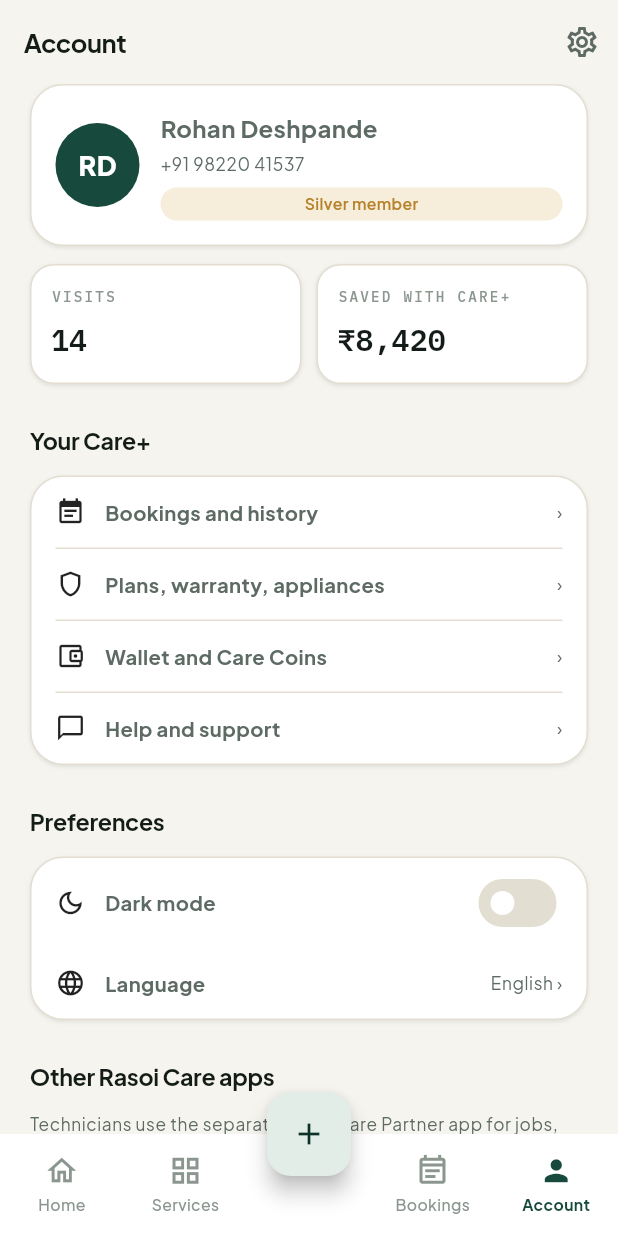
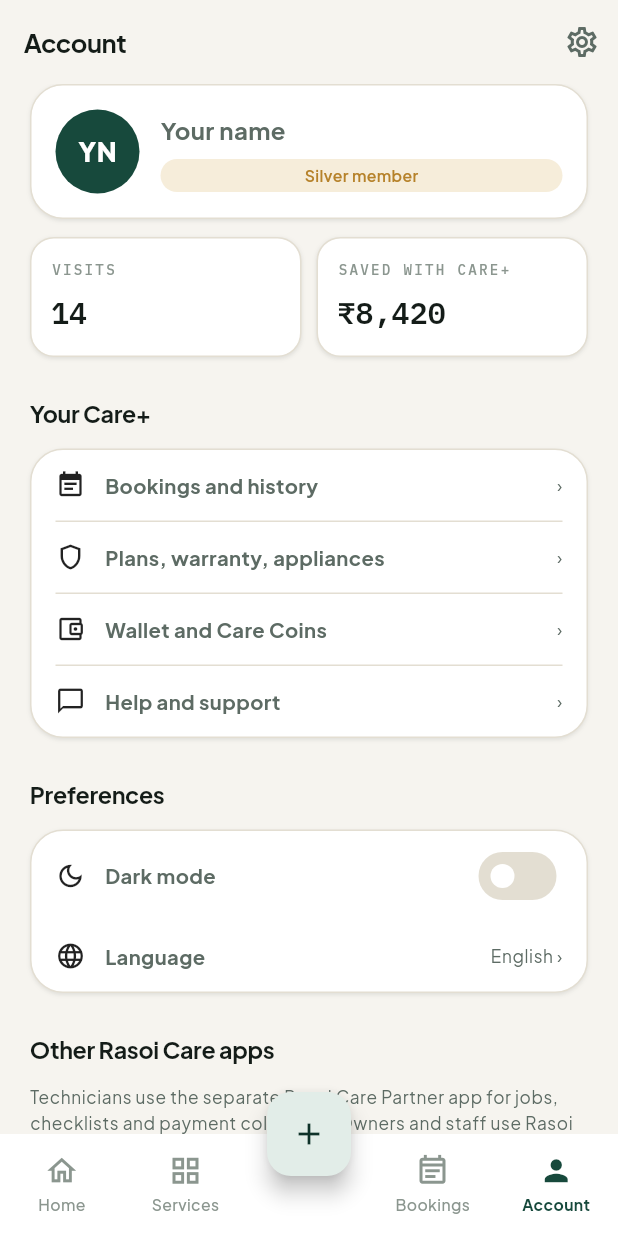
Before and after one commit to ankitchouria-oss/Rasoi-care, a Flutter app: the AccountScreen screen opened by its route, on a phone screen of 412 x 824 dp. Run offline on Flutter 3.47's test engine with Material 3 defaults, Android fonts, the phone set to English and light mode, and no system bars; our stand-ins replace cloud_firestore, firebase_auth, firebase_core, flutter_riverpod, geolocator, go_router and 5 more; missing offline and left inert: smart_auth; accounts and stored records are empty.

Commit message:
Show the real signed-in profile on the Account screen
AccountScreen hardcoded "Rohan Deshpande" / "+91 98220 41537" — so
whatever a customer entered on the registration screen (name, phone,
address) was saved to Firestore but never reflected back anywhere in
the app. Added UserProfileService.watchProfile() (a live stream of the
users/{uid} doc, falling back to Firebase Auth's own displayName/
email/phoneNumber) and wired the Account screen's header card to it,
including the previously-unshown address and avatar initials.

```diff
--- a/careplus_flutter/lib/features/account/account_screens.dart
+++ b/careplus_flutter/lib/features/account/account_screens.dart
@@ -7,6 +7,7 @@ import '../../core/theme/care_plus_theme.dart';
 import '../../data/models.dart';
 import '../../state/providers.dart';
 import '../../state/auth_providers.dart';
+import '../../state/firestore_providers.dart';
 
 // ============================================================ BOOKINGS
 class BookingsScreen extends ConsumerStatefulWidget {
@@ -148,6 +149,15 @@ class AccountScreen extends ConsumerWidget {
   @override
   Widget build(BuildContext context, WidgetRef ref) {
     final mode = ref.watch(themeModeProvider);
+    final profile = ref.watch(userProfileStreamProvider).valueOrNull;
+    final isMock = ref.read(authFlowProvider.notifier).isMock;
+    final name = (profile?.name.isNotEmpty ?? false)
+        ? profile!.name
+        : (isMock ? 'Rohan Deshpande' : 'Your name');
+    final phone = (profile?.phone.isNotEmpty ?? false)
+        ? _formatIndianPhone(profile!.phone)
+        : (isMock ? '+91 98220 41537' : '');
+    final address = profile?.address ?? '';
     return Scaffold(
       appBar: AppBar(
         title: const Text('Account'),
@@ -160,16 +170,23 @@ class AccountScreen extends ConsumerWidget {
           children: [
             CareCard(
               child: Row(children: [
-                Blob('RD', size: 56, bg: context.scheme.primary, fg: context.scheme.onPrimary),
+                Blob(_initialsOf(name),
+                    size: 56, bg: context.scheme.primary, fg: context.scheme.onPrimary),
                 const SizedBox(width: 14),
                 Expanded(
                   child: Column(
                     crossAxisAlignment: CrossAxisAlignment.start,
                     children: [
-                      Text('Rohan Deshpande',
+                      Text(name,
                           style: const TextStyle(fontSize: 16, fontWeight: FontWeight.w700)),
-                      const SizedBox(height: 3),
-                      Text('+91 98220 41537', style: context.type.bodySmall),
+                      if (phone.isNotEmpty) ...[
+                        const SizedBox(height: 3),
+                        Text(phone, style: context.type.bodySmall),
+                      ],
+                      if (address.isNotEmpty) ...[
+                        const SizedBox(height: 3),
+                        Text(address, style: context.type.bodySmall, maxLines: 2),
+                      ],
                       const SizedBox(height: 7),
                       const StatusChip('Silver member', tone: ChipTone.warning, height: 22),
                     ],
@@ -243,6 +260,23 @@ class AccountScreen extends ConsumerWidget {
       ),
     );
   }
+}
+
+/// "Rohan Deshpande" -> "RD"; falls back to a single "?" for an empty name.
+String _initialsOf(String name) {
+  final words = name.trim().split(RegExp(r'\s+')).where((w) => w.isNotEmpty).toList();
+  if (words.isEmpty) return '?';
+  final first = words.first[0];
+  final last = words.length > 1 ? words.last[0] : '';
+  return (first + last).toUpperCase();
+}
+
+/// "+919822041537" -> "+91 98220 41537". Anything that doesn't match the
+/// expected +91-and-10-digits shape is shown as-is rather than mangled.
+String _formatIndianPhone(String raw) {
+  final match = RegExp(r'^\+91(\d{5})(\d{5})$').firstMatch(raw);
+  if (match == null) return raw;
+  return '+91 ${match.group(1)} ${match.group(2)}';
 }
 
 class _MiniStat extends StatelessWidget {
--- a/careplus_flutter/lib/state/firestore_providers.dart
+++ b/careplus_flutter/lib/state/firestore_providers.dart
@@ -5,6 +5,12 @@ import '../data/firebase/technician_location_service.dart';
 
 final userProfileServiceProvider =
     Provider<UserProfileService>((ref) => UserProfileService());
+
+/// The signed-in person's live profile — see AccountScreen, which falls
+/// back to demo data when this is null (mock mode / no profile saved yet).
+final userProfileStreamProvider = StreamProvider<UserProfile?>(
+  (ref) => ref.watch(userProfileServiceProvider).watchProfile(),
+);
 
 final technicianLocationServiceProvider =
     Provider<TechnicianLocationService>((ref) => TechnicianLocationService());
```
Also changed, not shown: careplus_flutter/lib/data/firebase/firestore_user_profile_service.dart (+45 -0 lines).
